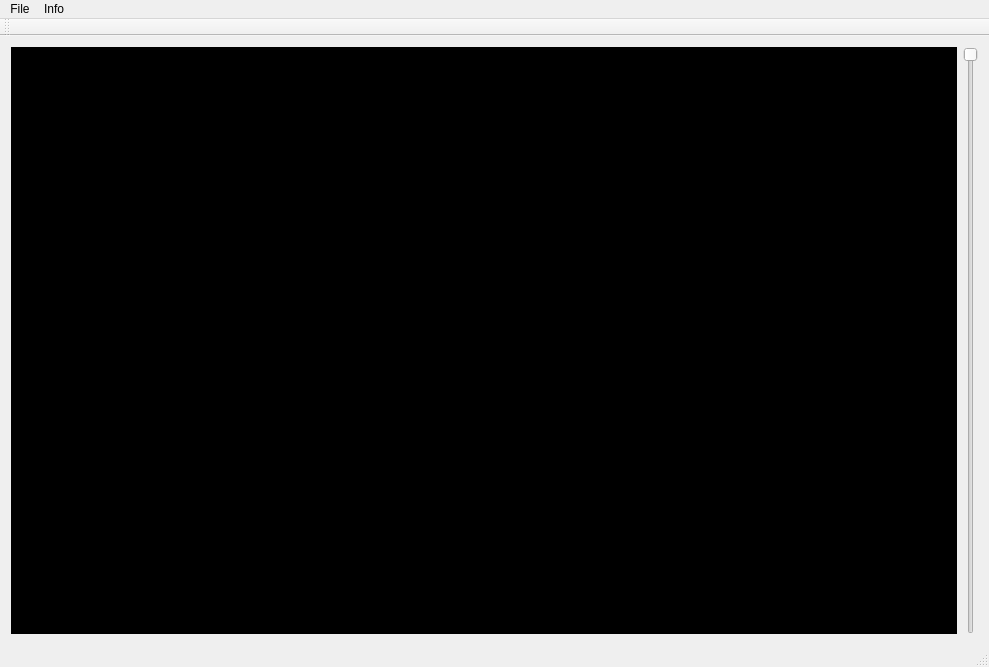
This is mainwindow.ui in JorSean/dicom-explorer as Qt 5 draws it before an edit. The edited form follows.
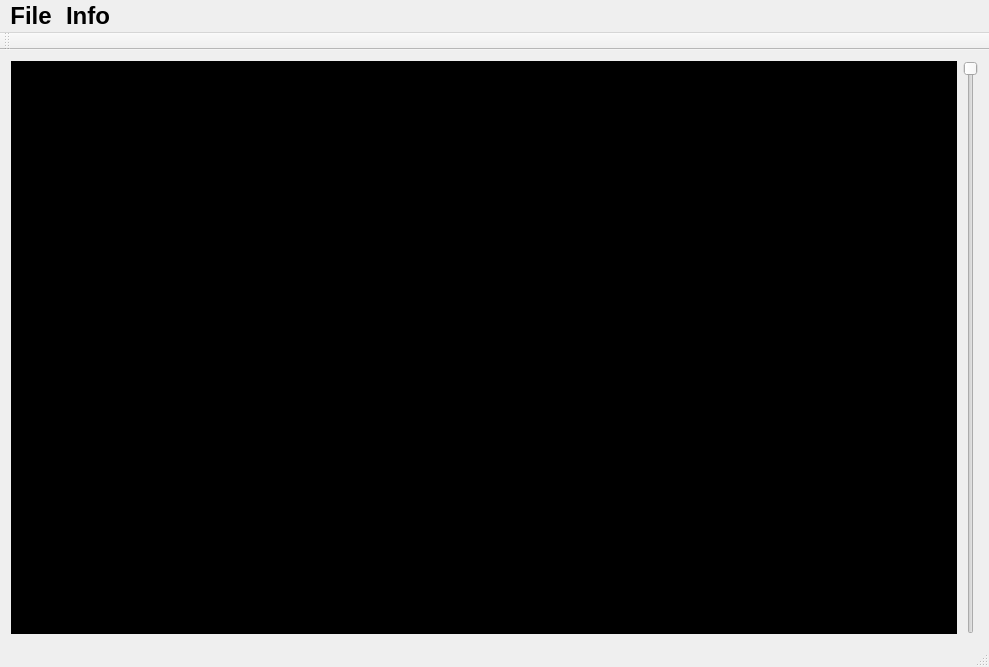
This is the edited form.

Commit message: 响应Close按钮消息;设置Anno控件背景透明

```diff
--- a/mainwindow.ui
+++ b/mainwindow.ui
@@ -73,10 +73,25 @@
      <x>0</x>
      <y>0</y>
      <width>989</width>
-     <height>32</height>
+     <height>50</height>
     </rect>
    </property>
+   <property name="font">
+    <font>
+     <pointsize>18</pointsize>
+     <weight>75</weight>
+     <bold>true</bold>
+    </font>
+   </property>
    <widget class="QMenu" name="menuFile">
+    <property name="font">
+     <font>
+      <pointsize>18</pointsize>
+      <weight>75</weight>
+      <bold>true</bold>
+      <underline>true</underline>
+     </font>
+    </property>
     <property name="title">
      <string>File</string>
     </property>
```
Left out of the diff: 1 changed line with no effect on the pictures. The commit also changes 2 other files.
